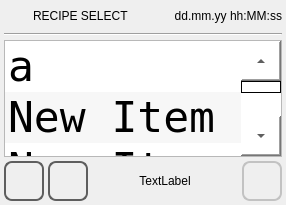
Above: qt_library/ATCMrecipe/recipe_select.ui from MECTsrl/mect_plugins before the change. Below: the same form after it.
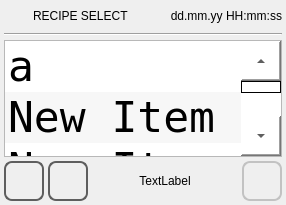
That is the form after the change. Icons and pictures are not drawn.

Patch:
```diff
--- a/qt_library/ATCMrecipe/recipe_select.ui
+++ b/qt_library/ATCMrecipe/recipe_select.ui
@@ -103,7 +103,7 @@
         <enum>Qt::NoFocus</enum>
        </property>
        <property name="text">
-        <string>dd.mm.yy hh:MM:ss</string>
+        <string>dd.mm.yy HH:mm:ss</string>
        </property>
        <property name="alignment">
         <set>Qt::AlignRight|Qt::AlignTrailing|Qt::AlignVCenter</set>
```
